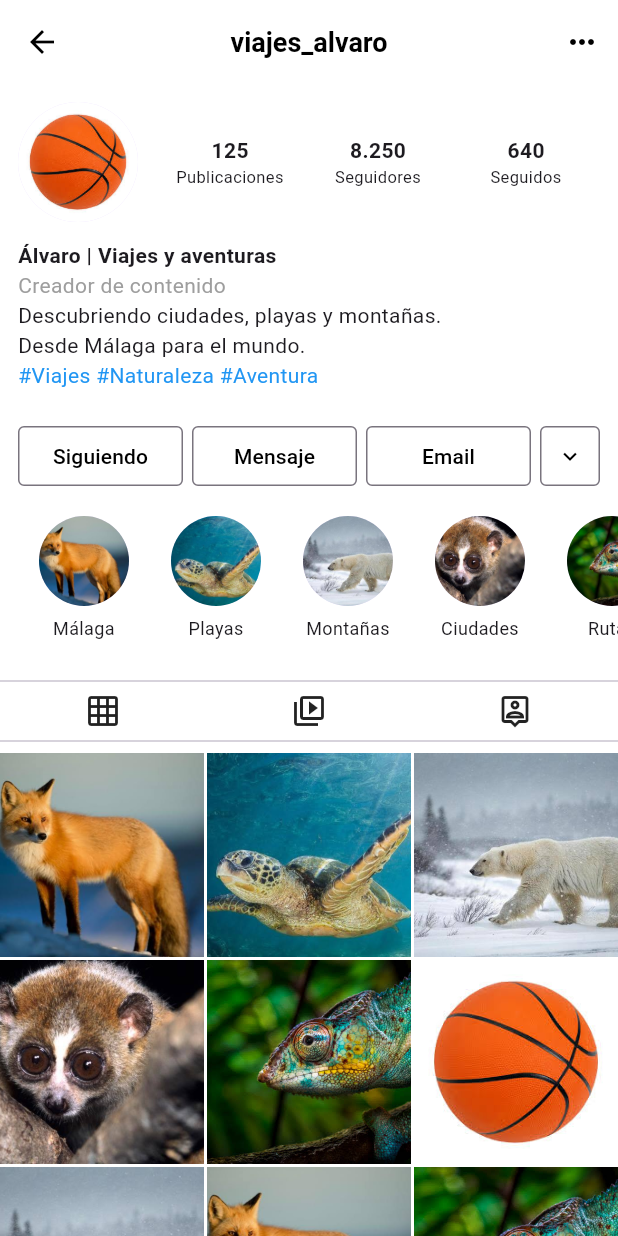
After one commit to Alvaro-Rodriguez-Mondejar/PMDP_Alvaro_Rodriguez, a Flutter app: the Ejercicio11 screen opened directly, on a phone screen of 412 x 824 dp. The commit adds this screen. Run offline on Flutter 3.47's test engine with Material 3 defaults, Android fonts, the phone set to English and light mode, and no system bars; our stand-ins replace google_fonts, marquee.

Commit message:
Entrega 3

```diff
--- /dev/null
+++ b/lib/screens/ejercicio10.dart
@@ -0,0 +1,101 @@
+import 'package:flutter/material.dart';
+
+class Ejercicio10 extends StatefulWidget {
+  const Ejercicio10({super.key});
+
+  @override
+  State<Ejercicio10> createState() => _Ejercicio10State();
+}
+
+class _Ejercicio10State extends State<Ejercicio10> {
+  int contador = 0;
+
+  void incrementar() {
+    setState(() {
+      contador++;
+    });
+  }
+
+  void decrementar() {
+    setState(() {
+      contador--;
+    });
+  }
+
+  void reiniciar() {
+    setState(() {
+      contador = 0;
+    });
+  }
+
+  @override
+  Widget build(BuildContext context) {
+    return Scaffold(
+      appBar: AppBar(
+        title: const Text('Ejercicio 10: Contador'),
+      ),
+      body: Center(
+        child: Column(
+          mainAxisAlignment: MainAxisAlignment.center,
+          children: [
+            const Text(
+              'Valor del contador:',
+              style: TextStyle(fontSize: 24),
+            ),
+            Text(
+              '$contador',
+              style: const TextStyle(fontSize: 48),
+            ),
+          ],
+        ),
+      ),
+      bottomNavigationBar: SafeArea(
+        child: Padding(
+          padding: const EdgeInsets.all(16),
+          child: Row(
+            mainAxisAlignment: MainAxisAlignment.spaceBetween,
+            children: [
+              ElevatedButton(
+                onPressed: reiniciar,
+                child: const Text('Poner a cero'),
+              ),
+              Row(
+                children: [
+                  SizedBox(
+                    width: 56,
+                    height: 56,
+                    child: ElevatedButton(
+                      onPressed: decrementar,
+                      style: ElevatedButton.styleFrom(
+                        padding: EdgeInsets.zero,
+                        shape: RoundedRectangleBorder(
+                          borderRadius: BorderRadius.circular(12),
+                        ),
+                      ),
+                      child: const Icon(Icons.remove),
+                    ),
+                  ),
+                  const SizedBox(width: 12),
+                  SizedBox(
+                    width: 56,
+                    height: 56,
+                    child: ElevatedButton(
+                      onPressed: incrementar,
+                      style: ElevatedButton.styleFrom(
+                        padding: EdgeInsets.zero,
+                        shape: RoundedRectangleBorder(
+                          borderRadius: BorderRadius.circular(12),
+                        ),
+                      ),
+                      child: const Icon(Icons.add),
+                    ),
+                  ),
+                ],
+              ),
+            ],
+          ),
+        ),
+      ),
+    );
+  }
+}
--- /dev/null
+++ b/lib/screens/ejercicio11.dart
@@ -0,0 +1,58 @@
+import 'package:flutter/material.dart';
+import '../widgets/ejercicio11/cabecera_perfil.dart';
+import '../widgets/ejercicio11/botones_perfil.dart';
+import '../widgets/ejercicio11/historias_destacadas.dart';
+import '../widgets/ejercicio11/publicaciones_perfil.dart';
+
+class Ejercicio11 extends StatelessWidget {
+  const Ejercicio11({super.key});
+
+  @override
+  Widget build(BuildContext context) {
+    return Scaffold(
+      backgroundColor: Colors.white,
+      appBar: AppBar(
+        backgroundColor: Colors.white,
+        foregroundColor: Colors.black,
+        title: const Text(
+          'viajes_alvaro',
+          style: TextStyle(
+            fontSize: 18,
+            fontWeight: FontWeight.bold,
+          ),
+        ),
+        centerTitle: true,
+        actions: [
+          IconButton(
+            onPressed: () {},
+            icon: const Icon(Icons.more_horiz),
+          ),
+        ],
+      ),
+      body: ListView(
+        children: const [
+          CabeceraPerfil(),
+
+          BotonesPerfil(),
+
+          HistoriasDestacadas(),
+
+          Divider(),
+
+          Row(
+            mainAxisAlignment: MainAxisAlignment.spaceAround,
+            children: [
+              Icon(Icons.grid_on),
+              Icon(Icons.video_library_outlined),
+              Icon(Icons.person_pin_outlined),
+            ],
+          ),
+
+          Divider(),
+
+          PublicacionesPerfil(),
+        ],
+      ),
+    );
+  }
+}
--- a/lib/screens/menu_lateral.dart
+++ b/lib/screens/menu_lateral.dart
@@ -8,6 +8,8 @@ import 'ejercicio6.dart';
 import 'ejercicio7.dart';
 import 'ejercicio8.dart';
 import 'ejercicio9.dart';
+import 'ejercicio10.dart';
+import 'ejercicio11.dart';
 
 class MenuLateral extends StatelessWidget {
   const MenuLateral({super.key});
@@ -120,6 +122,28 @@ class MenuLateral extends StatelessWidget {
               );
             },
           ),
+          ListTile(
+            title: const Text('Ejercicio 10'),
+            onTap: () {
+              Navigator.of(context).pop();
+              Navigator.of(context).push(
+                MaterialPageRoute(
+                  builder: (BuildContext context) => const Ejercicio10(),
+                ),
+              );
+            },
+          ),
+          ListTile(
+            title: const Text('Ejercicio 11'),
+            onTap: () {
+              Navigator.of(context).pop();
+              Navigator.of(context).push(
+                MaterialPageRoute(
+                  builder: (BuildContext context) => const Ejercicio11(),
+                ),
+              );
+            },
+          ),
         ],
       ),
     );
--- /dev/null
+++ b/lib/widgets/ejercicio11/botones_perfil.dart
@@ -0,0 +1,75 @@
+import 'package:flutter/material.dart';
+
+class BotonesPerfil extends StatelessWidget {
+  const BotonesPerfil({super.key});
+
+  @override
+  Widget build(BuildContext context) {
+    return Padding(
+      padding: const EdgeInsets.symmetric(
+        horizontal: 12,
+        vertical: 8,
+      ),
+      child: Row(
+        children: [
+          Expanded(
+            child: OutlinedButton(
+              onPressed: () {},
+              style: OutlinedButton.styleFrom(
+                foregroundColor: Colors.black,
+                padding: EdgeInsets.zero,
+                shape: RoundedRectangleBorder(
+                  borderRadius: BorderRadius.circular(4),
+                ),
+              ),
+              child: const Text('Siguiendo'),
+            ),
+          ),
+          const SizedBox(width: 6),
+          Expanded(
+            child: OutlinedButton(
+              onPressed: () {},
+              style: OutlinedButton.styleFrom(
+                foregroundColor: Colors.black,
+                padding: EdgeInsets.zero,
+                shape: RoundedRectangleBorder(
+                  borderRadius: BorderRadius.circular(4),
+                ),
+              ),
+              child: const Text('Mensaje'),
+            ),
+          ),
+          const SizedBox(width: 6),
+          Expanded(
+            child: OutlinedButton(
+              onPressed: () {},
+              style: OutlinedButton.styleFrom(
+                foregroundColor: Colors.black,
+                padding: EdgeInsets.zero,
+                shape: RoundedRectangleBorder(
+                  borderRadius: BorderRadius.circular(4),
+                ),
+              ),
+              child: const Text('Email'),
+            ),
+          ),
+          const SizedBox(width: 6),
+          SizedBox(
+            width: 40,
+            child: OutlinedButton(
+              onPressed: () {},
+              style: OutlinedButton.styleFrom(
+                foregroundColor: Colors.black,
+                padding: EdgeInsets.zero,
+                shape: RoundedRectangleBorder(
+                  borderRadius: BorderRadius.circular(4),
+                ),
+              ),
+              child: const Icon(Icons.keyboard_arrow_down),
+            ),
+          ),
+        ],
+      ),
+    );
+  }
+}
--- /dev/null
+++ b/lib/widgets/ejercicio11/cabecera_perfil.dart
@@ -0,0 +1,96 @@
+import 'package:flutter/material.dart';
+
+class CabeceraPerfil extends StatelessWidget {
+  const CabeceraPerfil({super.key});
+
+  @override
+  Widget build(BuildContext context) {
+    return Padding(
+      padding: const EdgeInsets.all(12),
+      child: Column(
+        crossAxisAlignment: CrossAxisAlignment.start,
+        children: [
+          Row(
+            children: [
+              const CircleAvatar(
+                radius: 40,
+                backgroundImage: AssetImage(
+                  'assets/images/perfil.jpg',
+                ),
+              ),
+              const SizedBox(width: 12),
+              const Expanded(
+                child: Column(
+                  children: [
+                    Text(
+                      '125',
+                      style: TextStyle(
+                        fontWeight: FontWeight.bold,
+                      ),
+                    ),
+                    Text(
+                      'Publicaciones',
+                      style: TextStyle(fontSize: 11),
+                      textAlign: TextAlign.center,
+                    ),
+                  ],
+                ),
+              ),
+              const Expanded(
+                child: Column(
+                  children: [
+                    Text(
+                      '8.250',
+                      style: TextStyle(
+                        fontWeight: FontWeight.bold,
+                      ),
+                    ),
+                    Text(
+                      'Seguidores',
+                      style: TextStyle(fontSize: 11),
+                      textAlign: TextAlign.center,
+                    ),
+                  ],
+                ),
+              ),
+              const Expanded(
+                child: Column(
+                  children: [
+                    Text(
+                      '640',
+                      style: TextStyle(
+                        fontWeight: FontWeight.bold,
+                      ),
+                    ),
+                    Text(
+                      'Seguidos',
+                      style: TextStyle(fontSize: 11),
+                      textAlign: TextAlign.center,
+                    ),
+                  ],
+                ),
+              ),
+            ],
+          ),
+          const SizedBox(height: 12),
+          const Text(
+            'Álvaro | Viajes y aventuras',
+            style: TextStyle(
+              fontWeight: FontWeight.bold,
+            ),
+          ),
+          const Text(
+            'Creador de contenido',
+            style: TextStyle(color: Colors.grey),
+          ),
+          const Text('Descubriendo ciudades, playas y montañas.'),
+          const Text('Desde Málaga para el mundo.'),
+          const Text(
+            '#Viajes #Naturaleza #Aventura',
+            style: TextStyle(color: Colors.blue),
+          ),
+        ],
+      ),
+    );
+  }
+}
--- /dev/null
+++ b/lib/widgets/ejercicio11/historias_destacadas.dart
@@ -0,0 +1,66 @@
+import 'package:flutter/material.dart';
+
+class HistoriasDestacadas extends StatelessWidget {
+  const HistoriasDestacadas({super.key});
+
+  @override
+  Widget build(BuildContext context) {
+    const List<String> nombres = [
+      'Málaga',
+      'Playas',
+      'Montañas',
+      'Ciudades',
+      'Rutas',
+      'Escapadas',
+      'Verano',
+      'Favoritos',
+    ];
+
+    const List<String> imagenes = [
+      'assets/images/foto1.jpg',
+      'assets/images/foto2.jpg',
+      'assets/images/foto3.jpg',
+      'assets/images/foto4.jpg',
+      'assets/images/foto5.jpg',
+      'assets/images/foto1.jpg',
+      'assets/images/foto2.jpg',
+      'assets/images/foto3.jpg',
+    ];
+
+    return SizedBox(
+      height: 110,
+      child: ListView.builder(
+        scrollDirection: Axis.horizontal,
+        padding: const EdgeInsets.symmetric(horizontal: 12),
+        itemCount: nombres.length,
+        itemBuilder: (BuildContext context, int indice) {
+          return Padding(
+            padding: const EdgeInsets.symmetric(
+              horizontal: 6,
+              vertical: 8,
+            ),
+            child: SizedBox(
+              width: 76,
+              child: Column(
+                children: [
+                  CircleAvatar(
+                    radius: 30,
+                    backgroundImage: AssetImage(imagenes[indice]),
+                  ),
+                  const SizedBox(height: 6),
+                  Text(
+                    nombres[indice],
+                    maxLines: 1,
+                    overflow: TextOverflow.ellipsis,
+                    textAlign: TextAlign.center,
+                    style: const TextStyle(fontSize: 12),
+                  ),
+                ],
+              ),
+            ),
+          );
+        },
+      ),
+    );
+  }
+}
--- /dev/null
+++ b/lib/widgets/ejercicio11/publicaciones_perfil.dart
@@ -0,0 +1,45 @@
+import 'package:flutter/material.dart';
+
+class PublicacionesPerfil extends StatelessWidget {
+  const PublicacionesPerfil({super.key});
+
+  @override
+  Widget build(BuildContext context) {
+    const List<String> imagenes = [
+      'assets/images/foto1.jpg',
+      'assets/images/foto2.jpg',
+      'assets/images/foto3.jpg',
+      'assets/images/foto4.jpg',
+      'assets/images/foto5.jpg',
+      'assets/images/perfil.jpg',
+      'assets/images/foto3.jpg',
+      'assets/images/foto1.jpg',
+      'assets/images/foto5.jpg',
+      'assets/images/foto2.jpg',
+      'assets/images/perfil.jpg',
+      'assets/images/foto4.jpg',
+      'assets/images/foto5.jpg',
+      'assets/images/foto3.jpg',
+      'assets/images/foto1.jpg',
+    ];
+
+    return GridView.builder(
+      shrinkWrap: true,
+      physics: const NeverScrollableScrollPhysics(),
+      padding: EdgeInsets.zero,
+      gridDelegate: const SliverGridDelegateWithFixedCrossAxisCount(
+        crossAxisCount: 3,
+        crossAxisSpacing: 2,
+        mainAxisSpacing: 2,
+        childAspectRatio: 1,
+      ),
+      itemCount: imagenes.length,
+      itemBuilder: (BuildContext context, int indice) {
+        return Image.asset(
+          imagenes[indice],
+          fit: BoxFit.cover,
+        );
+      },
+    );
+  }
+}
```
